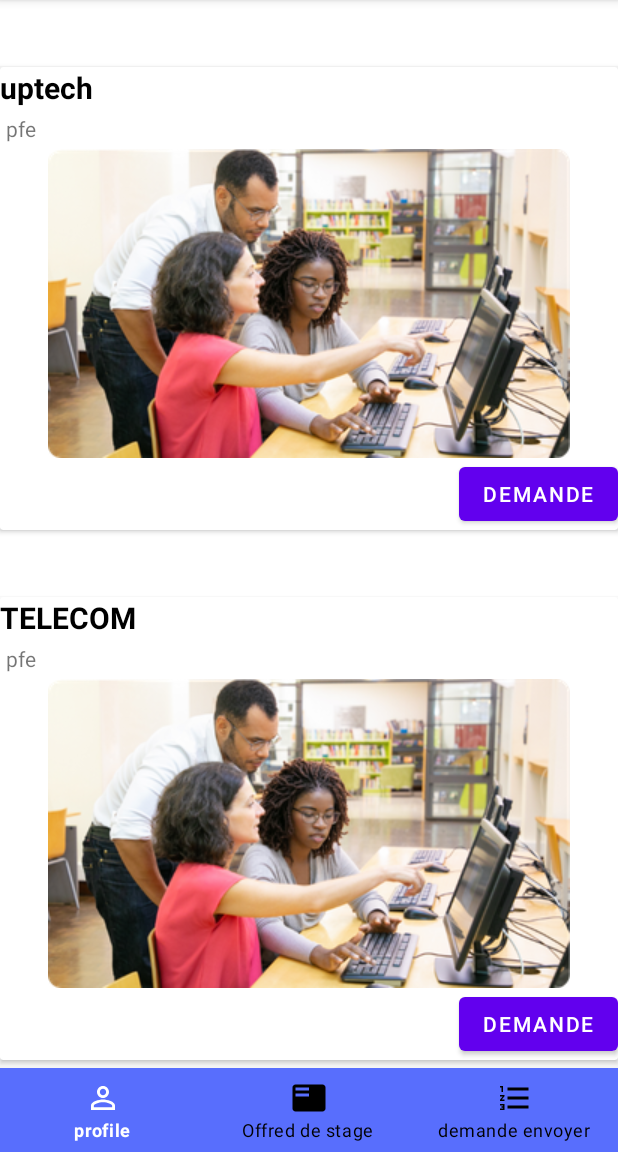
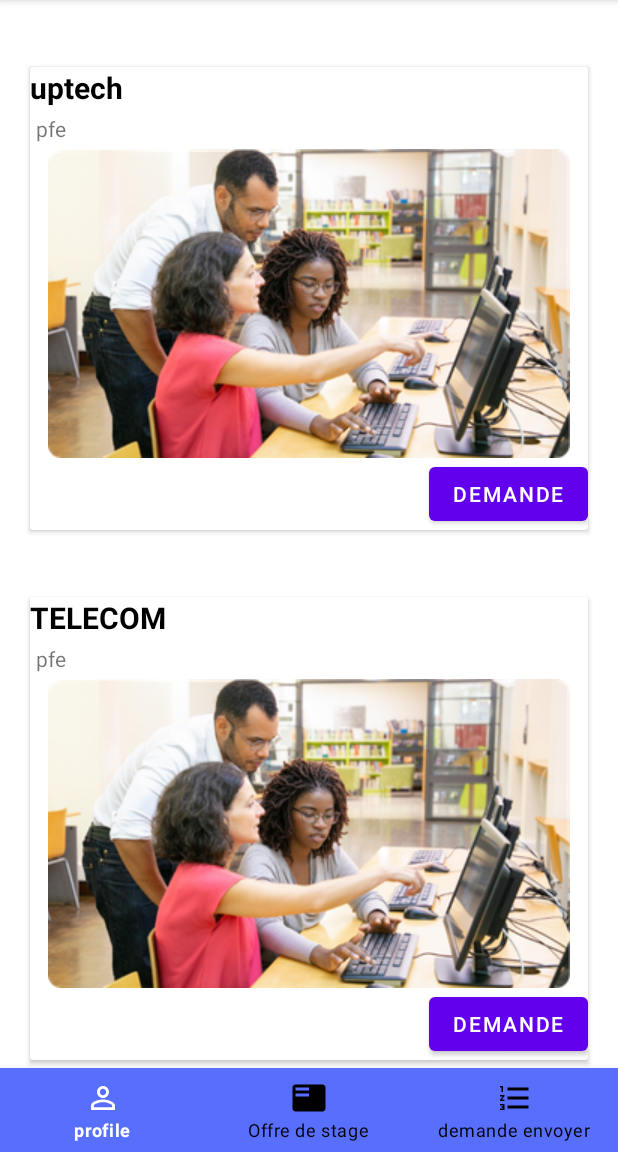
Before and after one commit to ahmedstambouli/Projet-AndroidSpringBoote, an Android app: the fragment demandedestageFragment placed in its activity, on a phone screen of 412 x 824 dp, the part 84-1236 px from its top. Run offline under Robolectric (Android 15) with nearby library versions, the phone set to English and light mode, and no system bars.

Commit message:
bottom navigation bar fixed

```diff
--- a/app/src/main/res/layout/item_demande_stage.xml
+++ b/app/src/main/res/layout/item_demande_stage.xml
@@ -3,6 +3,8 @@
     android:layout_width="match_parent"
     android:layout_height="wrap_content"
     android:layout_marginTop="20pt"
+    android:layout_marginLeft="20dp"
+    android:layout_marginRight="20dp"
 
     >
 
@@ -26,17 +28,14 @@
                 android:layout_width="wrap_content"
                 android:layout_height="wrap_content"
                 android:layout_alignParentTop="true"
+                android:layout_marginTop="0dp"
                 android:text="Aurax"
                 android:textColor="@color/black"
                 android:textSize="20dp"
-                android:textStyle="bold"
 
-                >
+                android:textStyle="bold">
 
             </TextView>
-
-
-
 
 
         </RelativeLayout>
--- a/app/src/main/res/menu/bottom_navigation.xml
+++ b/app/src/main/res/menu/bottom_navigation.xml
@@ -9,7 +9,7 @@
     <item
         android:id="@+id/nav_baskete"
         android:icon="@drawable/ic_baseline_featured_play_list_24"
-        android:title="Offred de stage" />
+        android:title="Offre de stage" />
 
     <item
         android:id="@+id/nav_listestage"
```
Also changed, not shown: app/src/main/java/com/example/projetintegrationspringboot/Fragmet.java (+22 -7 lines).
